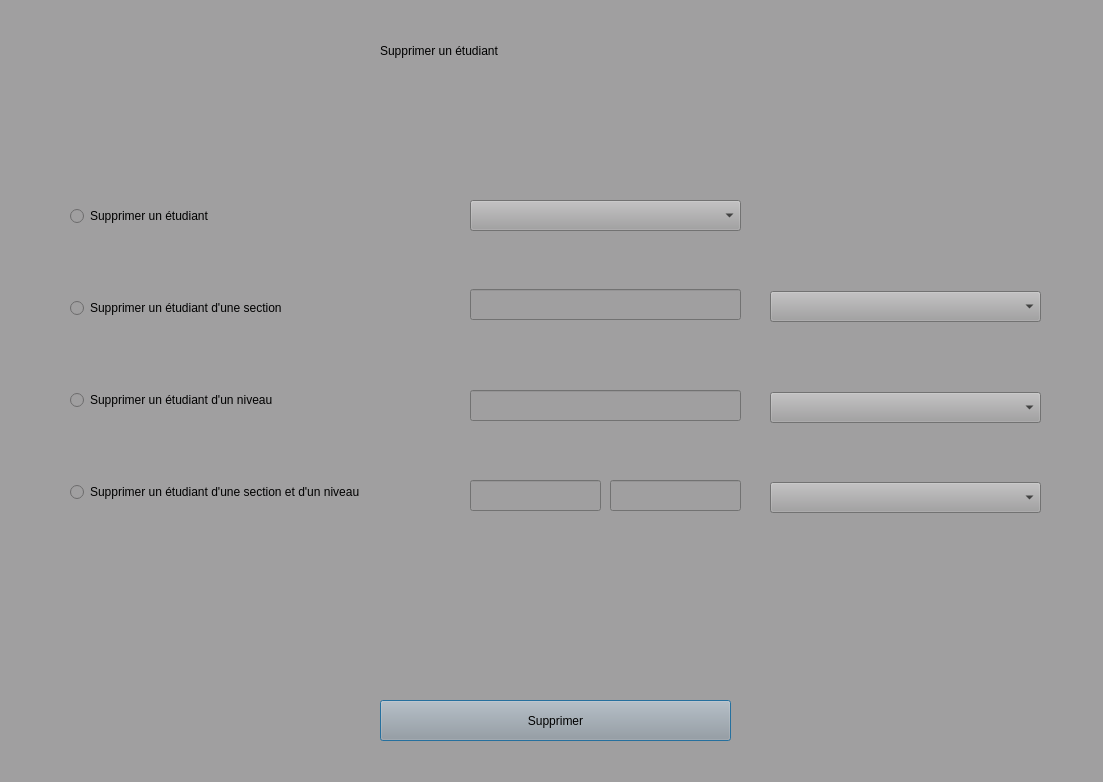
Qt form UI/DeleteStudent.ui (ahmedhamila/Grade-Management) before a commit.
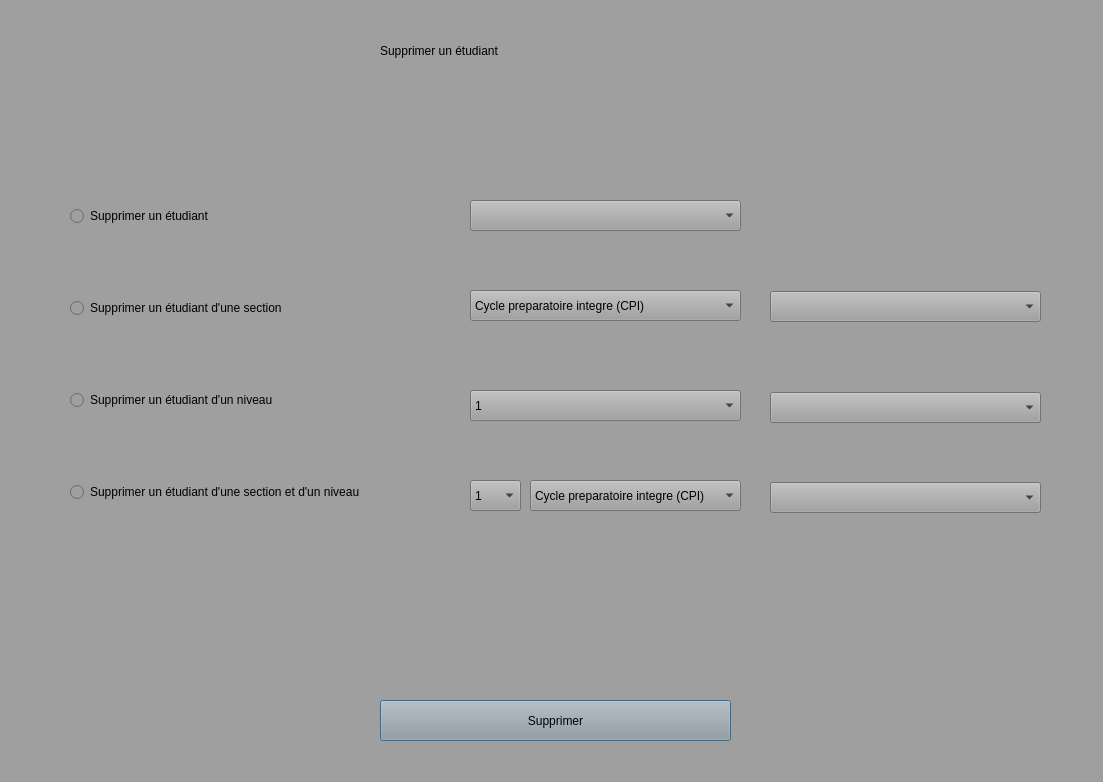
The same form after that commit.

Diff of the .ui file:
```diff
--- a/UI/DeleteStudent.ui
+++ b/UI/DeleteStudent.ui
@@ -58,16 +58,6 @@
     </rect>
    </property>
   </widget>
-  <widget class="QLineEdit" name="lineEditSection">
-   <property name="geometry">
-    <rect>
-     <x>470</x>
-     <y>289</y>
-     <width>271</width>
-     <height>31</height>
-    </rect>
-   </property>
-  </widget>
   <widget class="QComboBox" name="comboBoxEtudiantSection">
    <property name="geometry">
     <rect>
@@ -88,16 +78,6 @@
     </rect>
    </property>
   </widget>
-  <widget class="QLineEdit" name="lineEditNiveau">
-   <property name="geometry">
-    <rect>
-     <x>470</x>
-     <y>390</y>
-     <width>271</width>
-     <height>31</height>
-    </rect>
-   </property>
-  </widget>
   <widget class="QComboBox" name="comboBoxEtudiantSectionNiveau">
    <property name="geometry">
     <rect>
@@ -108,27 +88,7 @@
     </rect>
    </property>
   </widget>
-  <widget class="QLineEdit" name="lineEditSectionNiveau1">
-   <property name="geometry">
-    <rect>
-     <x>470</x>
-     <y>480</y>
-     <width>131</width>
-     <height>31</height>
-    </rect>
-   </property>
-  </widget>
-  <widget class="QLineEdit" name="lineEditSectionNiveau2">
-   <property name="geometry">
-    <rect>
-     <x>610</x>
-     <y>480</y>
-     <width>131</width>
-     <height>31</height>
-    </rect>
-   </property>
-  </widget>
-  <widget class="QWidget" name="">
+  <widget class="QWidget" name="layoutWidget">
    <property name="geometry">
     <rect>
      <x>70</x>
@@ -168,6 +128,116 @@
     </item>
    </layout>
   </widget>
+  <widget class="QComboBox" name="comboBoxSection1">
+   <property name="geometry">
+    <rect>
+     <x>470</x>
+     <y>290</y>
+     <width>271</width>
+     <height>31</height>
+    </rect>
+   </property>
+   <item>
+    <property name="text">
+     <string>Cycle preparatoire integre (CPI)</string>
+    </property>
+   </item>
+   <item>
+    <property name="text">
+     <string>Diplome national d'ingenieur(ING)</string>
+    </property>
+   </item>
+   <item>
+    <property name="text">
+     <string>Licence en sciences de l’informatique(L-I)</string>
+    </property>
+   </item>
+   <item>
+    <property name="text">
+     <string>Licence en mathematiques appliquee (L-M)</string>
+    </property>
+   </item>
+  </widget>
+  <widget class="QComboBox" name="comboBoxNiveau1">
+   <property name="geometry">
+    <rect>
+     <x>470</x>
+     <y>390</y>
+     <width>271</width>
+     <height>31</height>
+    </rect>
+   </property>
+   <item>
+    <property name="text">
+     <string>1</string>
+    </property>
+   </item>
+   <item>
+    <property name="text">
+     <string>2</string>
+    </property>
+   </item>
+   <item>
+    <property name="text">
+     <string>3</string>
+    </property>
+   </item>
+  </widget>
+  <widget class="QComboBox" name="comboBoxNiveau2">
+   <property name="geometry">
+    <rect>
+     <x>470</x>
+     <y>480</y>
+     <width>51</width>
+     <height>31</height>
+    </rect>
+   </property>
+   <item>
+    <property name="text">
+     <string>1</string>
+    </property>
+   </item>
+   <item>
+    <property name="text">
+     <string>2</string>
+    </property>
+   </item>
+   <item>
+    <property name="text">
+     <string>3</string>
+    </property>
+   </item>
+  </widget>
+  <widget class="QComboBox" name="comboBoxSection2">
+   <property name="geometry">
+    <rect>
+     <x>530</x>
+     <y>480</y>
+     <width>211</width>
+     <height>31</height>
+    </rect>
+   </property>
+   <item>
+    <property name="text">
+     <string>Cycle preparatoire integre (CPI)</string>
+    </property>
+   </item>
+   <item>
+    <property name="text">
+     <string>Diplome national d'ingenieur(ING)</string>
+    </property>
+   </item>
+   <item>
+    <property name="text">
+     <string>Licence en sciences de l’informatique(L-I)</string>
+    </property>
+   </item>
+   <item>
+    <property name="text">
+     <string>Licence en mathematiques appliquee (L-M)</string>
+    </property>
+   </item>
+  </widget>
  </widget>
  <resources/>
  <connections/>
```
Left out of the diff: 2 changed lines with no effect on the pictures.
